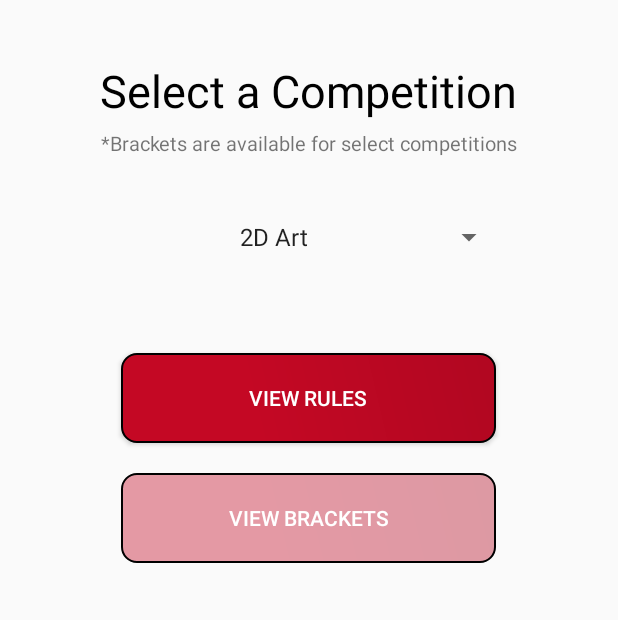
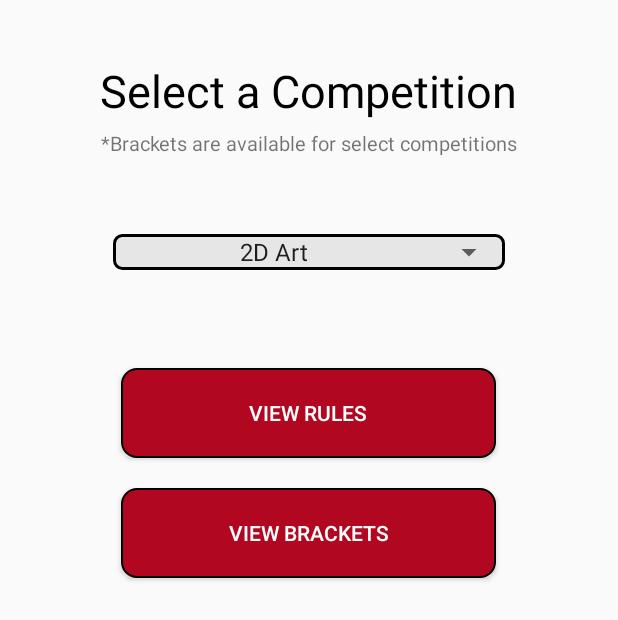
Before and after one commit to dkhan99/MIST_Android, an Android app: the layout fragment_competitions.xml on its own in the app's theme, with its tools: preview values and no code run, on a phone screen of 412 x 824 dp. Shown: the top 620 px of the screen. Run offline under Robolectric (Android 15) with nearby library versions, the phone set to English and light mode, and no system bars.

Commit message:
updated competition page design

```diff
--- /dev/null
+++ b/app/src/main/res/drawable/background_spinner.xml
@@ -0,0 +1,9 @@
+<?xml version="1.0" encoding="utf-8"?>
+<shape xmlns:android="http://schemas.android.com/apk/res/android"
+    android:shape="rectangle">
+    <stroke android:width="2dp" android:color="#000000" />
+    <solid android:color="@color/mistGray"/>
+    <corners
+        android:radius="5dp"
+        />
+</shape>
--- a/app/src/main/res/drawable/red_button.xml
+++ b/app/src/main/res/drawable/red_button.xml
@@ -5,10 +5,10 @@
         />
     <gradient
         android:angle="45"
-        android:centerX="35%"
-        android:centerColor="#c40824"
-        android:startColor="#c40824"
-        android:endColor="#b10721"
+        android:centerX="80%"
+        android:centerColor="@color/mistRed"
+        android:startColor="@color/mistRed"
+        android:endColor="@color/mistRed"
         android:type="linear"
         />
     <padding
--- a/app/src/main/res/layout/fragment_competitions.xml
+++ b/app/src/main/res/layout/fragment_competitions.xml
@@ -13,22 +13,27 @@
         android:text="Select a Competition"
         android:textSize="30dp"/>
 
-    <Spinner
-        android:id="@+id/competitions_spinner"
+    <LinearLayout
+        android:id="@+id/layout_spinner"
         android:layout_width="wrap_content"
         android:layout_height="wrap_content"
-
-        android:entries="@array/competitions_sorted"
-        android:textAlignment="center"
+        android:layout_marginTop="75dp"
+        android:layout_centerHorizontal="true"
         android:layout_below="@+id/select_competition_text"
-        android:layout_marginTop="65dp"
-        android:layout_centerHorizontal="true"
-        android:prompt="@string/choose_competition" />
-
+        android:background="@drawable/background_spinner"
+        >
+        <Spinner
+            android:id="@+id/competitions_spinner"
+            android:layout_width="match_parent"
+            android:layout_height="match_parent"
+            android:entries="@array/competitions_sorted"
+            android:textAlignment="center"
+            android:prompt="@string/choose_competition" />
+    </LinearLayout>
     <Button
         android:id="@+id/view_rules_btn"
         android:textColor="@color/white"
-        android:layout_below="@id/competitions_spinner"
+        android:layout_below="@id/layout_spinner"
         android:background="@drawable/red_button"
         android:layout_centerHorizontal="true"
         android:layout_marginTop="65dp"
@@ -41,7 +46,7 @@
         android:id="@+id/view_bracket_btn"
         android:textColor="@color/white"
         android:layout_below="@id/view_rules_btn"
-        android:background="@drawable/red_button_unclickable"
+        android:background="@drawable/red_button"
         android:layout_centerHorizontal="true"
         android:layout_marginTop="20dp"
         android:layout_width="wrap_content"
--- a/app/src/main/res/values/strings.xml
+++ b/app/src/main/res/values/strings.xml
@@ -28,8 +28,8 @@
 
     <string name="error_field_required">This field is required</string>
 
-    <string name="text_mist_hotline">MIST Atlanta Help Line \n 6789004806</string>
-    <string name="text_campus_police">Campus Police \n 6789004805</string>
+    <string name="text_mist_hotline">MIST Atlanta Help Line \n (678)-900-4806</string>
+    <string name="text_campus_police">Campus Police \n (678)-900-4805</string>
     <string name="permission_rationale">"Contacts permissions are needed for providing email
         completions."
     </string>
```
